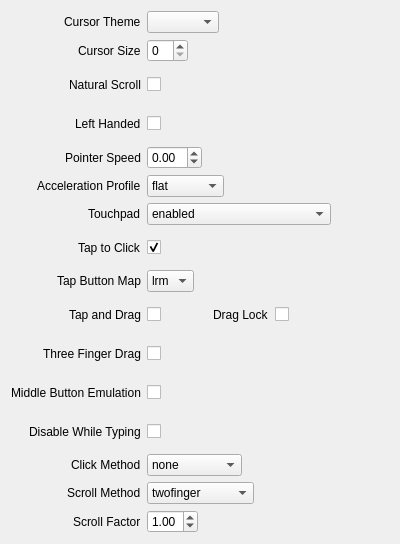
Qt form src/mouse.ui (labwc/labwc-tweaks) before a commit.
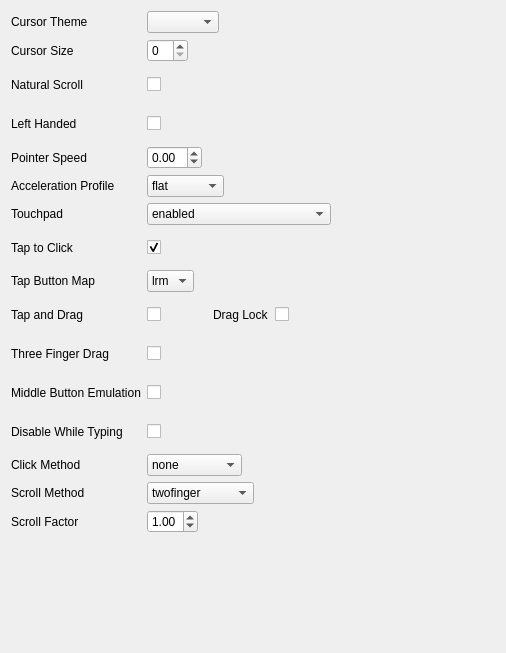
The same form after that commit.

Commit message: Realign mouse.ui left; drop waste

Patch:
```diff
--- a/src/mouse.ui
+++ b/src/mouse.ui
@@ -6,12 +6,12 @@
    <rect>
     <x>0</x>
     <y>0</y>
-    <width>400</width>
-    <height>500</height>
+    <width>506</width>
+    <height>653</height>
    </rect>
   </property>
   <layout class="QGridLayout" name="gridLayout" columnstretch="0,0,0,0,1">
-   <item row="0" column="0" alignment="Qt::AlignmentFlag::AlignRight">
+   <item row="0" column="0" alignment="Qt::AlignmentFlag::AlignLeft">
     <widget class="QLabel" name="label_3">
      <property name="text">
       <string>Cursor Theme</string>
@@ -21,7 +21,7 @@
    <item row="0" column="1" colspan="4" alignment="Qt::AlignmentFlag::AlignLeft">
     <widget class="QComboBox" name="cursorTheme"/>
    </item>
-   <item row="1" column="0" alignment="Qt::AlignmentFlag::AlignRight">
+   <item row="1" column="0" alignment="Qt::AlignmentFlag::AlignLeft">
     <widget class="QLabel" name="label_4">
      <property name="text">
       <string>Cursor Size</string>
@@ -31,7 +31,7 @@
    <item row="1" column="1" colspan="4" alignment="Qt::AlignmentFlag::AlignLeft">
     <widget class="QSpinBox" name="cursorSize"/>
    </item>
-   <item row="2" column="0" alignment="Qt::AlignmentFlag::AlignRight">
+   <item row="2" column="0" alignment="Qt::AlignmentFlag::AlignLeft">
     <widget class="QLabel" name="label_5">
      <property name="text">
       <string>Natural Scroll</string>
@@ -48,7 +48,7 @@
      </property>
     </widget>
    </item>
-   <item row="3" column="0" alignment="Qt::AlignmentFlag::AlignRight">
+   <item row="3" column="0" alignment="Qt::AlignmentFlag::AlignLeft">
     <widget class="QLabel" name="label_leftHanded">
      <property name="text">
       <string>Left Handed</string>
@@ -65,7 +65,7 @@
      </property>
     </widget>
    </item>
-   <item row="4" column="0" alignment="Qt::AlignmentFlag::AlignRight">
+   <item row="4" column="0" alignment="Qt::AlignmentFlag::AlignLeft">
     <widget class="QLabel" name="label_pointerSpeed">
      <property name="text">
       <string>Pointer Speed</string>
@@ -88,7 +88,7 @@
      </property>
     </widget>
    </item>
-   <item row="5" column="0" alignment="Qt::AlignmentFlag::AlignRight">
+   <item row="5" column="0" alignment="Qt::AlignmentFlag::AlignLeft">
     <widget class="QLabel" name="label_accelProfile">
      <property name="text">
       <string>Acceleration Profile</string>
@@ -109,7 +109,7 @@
      </item>
     </widget>
    </item>
-   <item row="6" column="0" alignment="Qt::AlignmentFlag::AlignRight">
+   <item row="6" column="0" alignment="Qt::AlignmentFlag::AlignLeft">
     <widget class="QLabel" name="label_sendEventsMode">
      <property name="text">
       <string>Touchpad</string>
@@ -135,7 +135,7 @@
      </item>
     </widget>
    </item>
-   <item row="7" column="0" alignment="Qt::AlignmentFlag::AlignRight">
+   <item row="7" column="0" alignment="Qt::AlignmentFlag::AlignLeft">
     <widget class="QLabel" name="label_tap">
      <property name="text">
       <string>Tap to Click</string>
@@ -155,7 +155,7 @@
      </property>
     </widget>
    </item>
-   <item row="8" column="0" alignment="Qt::AlignmentFlag::AlignRight">
+   <item row="8" column="0" alignment="Qt::AlignmentFlag::AlignLeft">
     <widget class="QLabel" name="label_tapButtonMap">
      <property name="text">
       <string>Tap Button Map</string>
@@ -176,7 +176,7 @@
      </item>
     </widget>
    </item>
-   <item row="9" column="0" alignment="Qt::AlignmentFlag::AlignRight">
+   <item row="9" column="0" alignment="Qt::AlignmentFlag::AlignLeft">
     <widget class="QLabel" name="label_tapAndDrag">
      <property name="text">
       <string>Tap and Drag</string>
@@ -223,7 +223,7 @@
      </property>
     </widget>
    </item>
-   <item row="10" column="0" alignment="Qt::AlignmentFlag::AlignRight">
+   <item row="10" column="0" alignment="Qt::AlignmentFlag::AlignLeft">
     <widget class="QLabel" name="label_threeFingerDrag">
      <property name="text">
       <string>Three Finger Drag</string>
@@ -257,7 +257,7 @@
      </property>
     </widget>
    </item>
-   <item row="12" column="0" alignment="Qt::AlignmentFlag::AlignRight">
+   <item row="12" column="0" alignment="Qt::AlignmentFlag::AlignLeft">
     <widget class="QLabel" name="label_disableWhileTyping">
      <property name="text">
       <string>Disable While Typing</string>
@@ -274,7 +274,7 @@
      </property>
     </widget>
    </item>
-   <item row="13" column="0" alignment="Qt::AlignmentFlag::AlignRight">
+   <item row="13" column="0" alignment="Qt::AlignmentFlag::AlignLeft">
     <widget class="QLabel" name="label_clickMethod">
      <property name="text">
       <string>Click Method</string>
@@ -300,7 +300,7 @@
      </item>
     </widget>
    </item>
-   <item row="14" column="0" alignment="Qt::AlignmentFlag::AlignRight">
+   <item row="14" column="0" alignment="Qt::AlignmentFlag::AlignLeft">
     <widget class="QLabel" name="label_scrollMethod">
      <property name="text">
       <string>Scroll Method</string>
@@ -331,7 +331,7 @@
      </item>
     </widget>
    </item>
-   <item row="15" column="0" alignment="Qt::AlignmentFlag::AlignRight">
+   <item row="15" column="0" alignment="Qt::AlignmentFlag::AlignLeft">
     <widget class="QLabel" name="label_scrollFactor">
      <property name="text">
       <string>Scroll Factor</string>
```
Left out of the diff: 2 changed lines with no effect on the pictures. The commit also changes 4 other files.
